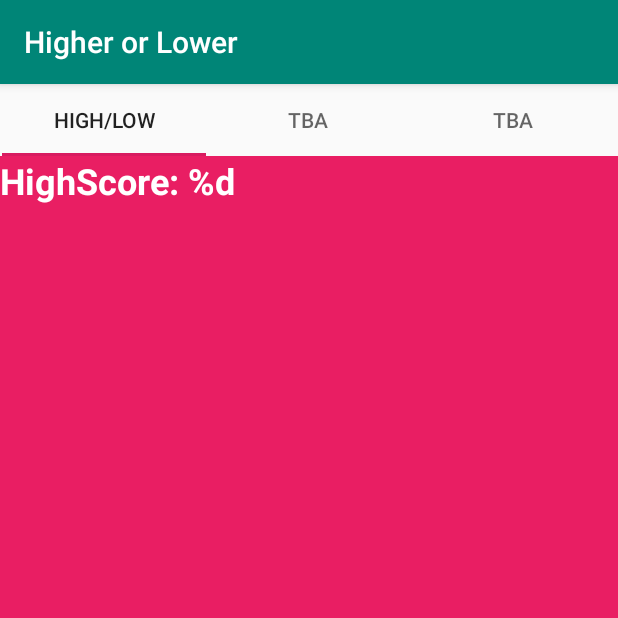
After one commit to devilishBurrito/Higher_or_Lower, an Android app: the HighLowFragment screen opened directly, with no data from a screen before it, on a phone screen of 412 x 824 dp, the top half of it. The commit adds this screen. Run offline under Robolectric (Android 15) with nearby library versions, the phone set to English and light mode, and no system bars.

Commit message:
• Template LeaderBoard page added w/ room for more games (TBA). Will clean and refine in next update

```diff
--- a/app/build.gradle
+++ b/app/build.gradle
@@ -23,6 +23,8 @@ dependencies {
     //noinspection GradleCompatible
     implementation 'androidx.appcompat:appcompat:1.1.0'
     implementation 'androidx.constraintlayout:constraintlayout:1.1.3'
+    implementation 'com.google.android.material:material:1.0.0'
+    implementation 'androidx.legacy:legacy-support-v4:1.0.0'
     testImplementation 'junit:junit:4.12'
     androidTestImplementation 'androidx.test.ext:junit:1.1.1'
     androidTestImplementation 'androidx.test.espresso:espresso-core:3.1.0'
--- /dev/null
+++ b/app/src/main/java/com/example/higherorlower/BlankTab1Fragment.java
@@ -0,0 +1,64 @@
+package com.example.higherorlower;
+
+import android.os.Bundle;
+
+import androidx.fragment.app.Fragment;
+
+import android.view.LayoutInflater;
+import android.view.View;
+import android.view.ViewGroup;
+
+/**
+ * A simple {@link Fragment} subclass.
+ * Use the {@link BlankTab1Fragment#newInstance} factory method to
+ * create an instance of this fragment.
+ */
+public class BlankTab1Fragment extends Fragment {
+
+    // TODO: Rename parameter arguments, choose names that match
+    // the fragment initialization parameters, e.g. ARG_ITEM_NUMBER
+    private static final String ARG_PARAM1 = "param1";
+    private static final String ARG_PARAM2 = "param2";
+
+    // TODO: Rename and change types of parameters
+    private String mParam1;
+    private String mParam2;
+
+    public BlankTab1Fragment() {
+        // Required empty public constructor
+    }
+
+    /**
+     * Use this factory method to create a new instance of
+     * this fragment using the provided parameters.
+     *
+     * @param param1 Parameter 1.
+     * @param param2 Parameter 2.
+     * @return A new instance of fragment BlankTab1Fragment.
+     */
+    // TODO: Rename and change types and number of parameters
+    public static BlankTab1Fragment newInstance(String param1, String param2) {
+        BlankTab1Fragment fragment = new BlankTab1Fragment();
+        Bundle args = new Bundle();
+        args.putString(ARG_PARAM1, param1);
+        args.putString(ARG_PARAM2, param2);
+        fragment.setArguments(args);
+        return fragment;
+    }
+
+    @Override
+    public void onCreate(Bundle savedInstanceState) {
+        super.onCreate(savedInstanceState);
+        if (getArguments() != null) {
+            mParam1 = getArguments().getString(ARG_PARAM1);
+            mParam2 = getArguments().getString(ARG_PARAM2);
+        }
+    }
+
+    @Override
+    public View onCreateView(LayoutInflater inflater, ViewGroup container,
+                             Bundle savedInstanceState) {
+        // Inflate the layout for this fragment
+        return inflater.inflate(R.layout.fragment_blank_tab1, container, false);
+    }
+}
--- /dev/null
+++ b/app/src/main/java/com/example/higherorlower/HighLowFragment.java
@@ -0,0 +1,64 @@
+package com.example.higherorlower;
+
+import android.os.Bundle;
+
+import androidx.fragment.app.Fragment;
+
+import android.view.LayoutInflater;
+import android.view.View;
+import android.view.ViewGroup;
+
+/**
+ * A simple {@link Fragment} subclass.
+ * Use the {@link HighLowFragment#newInstance} factory method to
+ * create an instance of this fragment.
+ */
+public class HighLowFragment extends Fragment {
+
+    // TODO: Rename parameter arguments, choose names that match
+    // the fragment initialization parameters, e.g. ARG_ITEM_NUMBER
+    private static final String ARG_PARAM1 = "param1";
+    private static final String ARG_PARAM2 = "param2";
+
+    // TODO: Rename and change types of parameters
+    private String mParam1;
+    private String mParam2;
+
+    public HighLowFragment() {
+        // Required empty public constructor
+    }
+
+    /**
+     * Use this factory method to create a new instance of
+     * this fragment using the provided parameters.
+     *
+     * @param param1 Parameter 1.
+     * @param param2 Parameter 2.
+     * @return A new instance of fragment HighLowFragment.
+     */
+    // TODO: Rename and change types and number of parameters
+    public static HighLowFragment newInstance(String param1, String param2) {
+        HighLowFragment fragment = new HighLowFragment();
+        Bundle args = new Bundle();
+        args.putString(ARG_PARAM1, param1);
+        args.putString(ARG_PARAM2, param2);
+        fragment.setArguments(args);
+        return fragment;
+    }
+
+    @Override
+    public void onCreate(Bundle savedInstanceState) {
+        super.onCreate(savedInstanceState);
+        if (getArguments() != null) {
+            mParam1 = getArguments().getString(ARG_PARAM1);
+            mParam2 = getArguments().getString(ARG_PARAM2);
+        }
+    }
+
+    @Override
+    public View onCreateView(LayoutInflater inflater, ViewGroup container,
+                             Bundle savedInstanceState) {
+        // Inflate the layout for this fragment
+        return inflater.inflate(R.layout.fragment_high_low, container, false);
+    }
+}
--- /dev/null
+++ b/app/src/main/java/com/example/higherorlower/Leaderboard.java
@@ -0,0 +1,55 @@
+package com.example.higherorlower;
+
+import androidx.appcompat.app.AppCompatActivity;
+import androidx.viewpager.widget.ViewPager;
+
+import android.os.Bundle;
+import android.widget.TableLayout;
+
+import com.google.android.material.tabs.TabItem;
+import com.google.android.material.tabs.TabLayout;
+
+public class Leaderboard extends AppCompatActivity {
+
+    TabLayout tabLayout;
+    TabItem highLow;
+    TabItem blanktab1;
+    TabItem blanktab2;
+    ViewPager viewPager;
+
+
+    @Override
+    protected void onCreate(Bundle savedInstanceState) {
+        super.onCreate(savedInstanceState);
+        setContentView(R.layout.activity_leaderboard);
+
+        tabLayout = findViewById(R.id.leaderboard);
+        highLow     = findViewById(R.id.tab_HigherLower);
+        blanktab1   = findViewById(R.id.tab_wip1);
+        blanktab2   = findViewById(R.id.tab_wip2);
+        viewPager = findViewById(R.id.viewPager);
+
+        PagerAdapter pagerAdapter = new
+                PagerAdapter(getSupportFragmentManager(),
+                tabLayout.getTabCount());
+
+        viewPager.setAdapter(pagerAdapter);
+
+        tabLayout.addOnTabSelectedListener(new TabLayout.OnTabSelectedListener() {
+            @Override
+            public void onTabSelected(TabLayout.Tab tab) {
+                viewPager.setCurrentItem(tab.getPosition());
+            }
+
+            @Override
+            public void onTabUnselected(TabLayout.Tab tab) {
+
+            }
+
+            @Override
+            public void onTabReselected(TabLayout.Tab tab) {
+
+            }
+        });
+    }
+}
--- /dev/null
+++ b/app/src/main/java/com/example/higherorlower/PagerAdapter.java
@@ -0,0 +1,38 @@
+package com.example.higherorlower;
+
+
+import androidx.fragment.app.Fragment;
+import androidx.fragment.app.FragmentManager;
+import androidx.fragment.app.FragmentPagerAdapter;
+
+class PagerAdapter extends FragmentPagerAdapter {
+
+    private int numOfTabs;
+
+    public PagerAdapter(FragmentManager fm, int numOfTabs) {
+        super(fm);
+        this.numOfTabs = numOfTabs;
+    }
+
+    @Override
+    public Fragment getItem(int position) {
+
+        switch  (position){
+            case 0:
+                return new HighLowFragment();
+
+            case 1:
+                return new BlankTab1Fragment();
+
+            case 2:
+                return new BlankTab2Fragment();
+            default: return null;
+        }
+
+    }
+
+    @Override
+    public int getCount() {
+        return numOfTabs;
+    }
+}
--- /dev/null
+++ b/app/src/main/res/layout/activity_leaderboard.xml
@@ -0,0 +1,54 @@
+<?xml version="1.0" encoding="utf-8"?>
+<androidx.constraintlayout.widget.ConstraintLayout xmlns:android="http://schemas.android.com/apk/res/android"
+    xmlns:app="http://schemas.android.com/apk/res-auto"
+    xmlns:tools="http://schemas.android.com/tools"
+    android:layout_width="match_parent"
+    android:layout_height="match_parent"
+    tools:context=".Leaderboard">
+
+    <com.google.android.material.tabs.TabLayout
+        android:id="@+id/leaderboard"
+        android:layout_width="409dp"
+        android:layout_height="0dp"
+        android:layout_marginStart="1dp"
+        android:layout_marginEnd="1dp"
+        android:layout_marginLeft="1dp"
+        android:layout_marginRight="1dp"
+        app:layout_constraintEnd_toEndOf="parent"
+        app:layout_constraintStart_toStartOf="parent"
+        app:layout_constraintTop_toTopOf="parent">
+
+        <com.google.android.material.tabs.TabItem
+            android:layout_width="wrap_content"
+            android:layout_height="wrap_content"
+            android:id="@+id/tab_HigherLower"
+            android:text="@string/tab_higher_lower" />
+
+        <com.google.android.material.tabs.TabItem
+            android:layout_width="wrap_content"
+            android:layout_height="wrap_content"
+            android:id="@+id/tab_wip1"
+            android:text="@string/blank_tab_text" />
+
+        <com.google.android.material.tabs.TabItem
+            android:layout_width="wrap_content"
+            android:layout_height="wrap_content"
+            android:id="@+id/tab_wip2"
+            android:text="@string/blank_tab_text" />
+    </com.google.android.material.tabs.TabLayout>
+
+    <!--
+    Adding View Pager - allows swiping between tabs (hopefully won't affect scrolling... need to check)
+    -->
+
+    <androidx.viewpager.widget.ViewPager
+        android:id="@+id/viewPager"
+        android:layout_width="0dp"
+        android:layout_height="0dp"
+        app:layout_constraintBottom_toBottomOf="parent"
+        app:layout_constraintEnd_toEndOf="parent"
+        app:layout_constraintStart_toStartOf="parent"
+        app:layout_constraintTop_toBottomOf="@+id/leaderboard">
+
+    </androidx.viewpager.widget.ViewPager>
+</androidx.constraintlayout.widget.ConstraintLayout>
--- a/app/src/main/res/layout/activity_login.xml
+++ b/app/src/main/res/layout/activity_login.xml
@@ -41,12 +41,12 @@
         />
 
     <Button
-        android:id="@+id/updateLogin"
+        android:id="@+id/leaderboardButton"
         android:layout_width="wrap_content"
         android:layout_height="wrap_content"
         android:layout_below="@id/loginButton"
         android:layout_centerHorizontal="true"
-        android:text="@string/update_button_text"
+        android:text="@string/leaderboard_button_text"
         />
 
     <Button
--- /dev/null
+++ b/app/src/main/res/layout/fragment_high_low.xml
@@ -0,0 +1,18 @@
+<?xml version="1.0" encoding="utf-8"?>
+<FrameLayout xmlns:android="http://schemas.android.com/apk/res/android"
+    xmlns:tools="http://schemas.android.com/tools"
+    android:layout_width="match_parent"
+    android:layout_height="match_parent"
+    android:background="#E91E63"
+    tools:context=".HighLowFragment">
+
+    <!-- TODO: Update blank fragment layout -->
+    <TextView
+        android:layout_width="match_parent"
+        android:layout_height="match_parent"
+        android:text="@string/high_score_text"
+        android:textColor="#FFFFFF"
+        android:textSize="24sp"
+        android:textStyle="bold" />
+
+</FrameLayout>
--- a/app/src/main/res/values/strings.xml
+++ b/app/src/main/res/values/strings.xml
@@ -7,7 +7,7 @@
     <string name="vungle_adload_error">Ad Not Loaded</string>
     <string name="streak_counter">STREAK: %d</string>
     <string name="login_button_text">LOGIN</string>
-    <string name="update_button_text">UPDATE</string>
+    <string name="leaderboard_button_text">Leaderboard (WIP)</string>
     <string name="extra_button1_text">Play Banner</string>
     <string name="extra_button2_text">button</string>
     <string name="start_button_text">PLAY</string>
@@ -15,4 +15,8 @@
     <string name="higher_button_text">HIGHER</string>
     <string name="lower_button_text">LOWER</string>
     <string name="play_button_text">PLAY</string>
+    <string name="blank_tab_text">TBA</string>
+    <string name="tab_higher_lower">HIGH/LOW</string>
+    <!-- TODO: Remove or change this placeholder text -->
+    <string name="hello_blank_fragment">Hello blank fragment</string>
 </resources>
--- a/build.gradle
+++ b/build.gradle
@@ -7,7 +7,7 @@ buildscript {
 
     }
     dependencies {
-        classpath 'com.android.tools.build:gradle:3.3.2'
+        classpath 'com.android.tools.build:gradle:4.0.1'
         classpath 'com.google.gms:google-services:4.0.1'
 
         // NOTE: Do not place your application dependencies here; they belong
```
Also changed, not shown: app/src/main/AndroidManifest.xml (+4 -11 lines), app/src/main/java/com/example/higherorlower/BlankTab2Fragment.java (added, +64 -0 lines), app/src/main/java/com/example/higherorlower/StartActivity.java (+5 -6 lines), app/src/main/res/layout/fragment_blank_tab1.xml (added, +18 -0 lines), app/src/main/res/layout/fragment_blank_tab2.xml (added, +18 -0 lines), gradle/wrapper/gradle-wrapper.properties.
